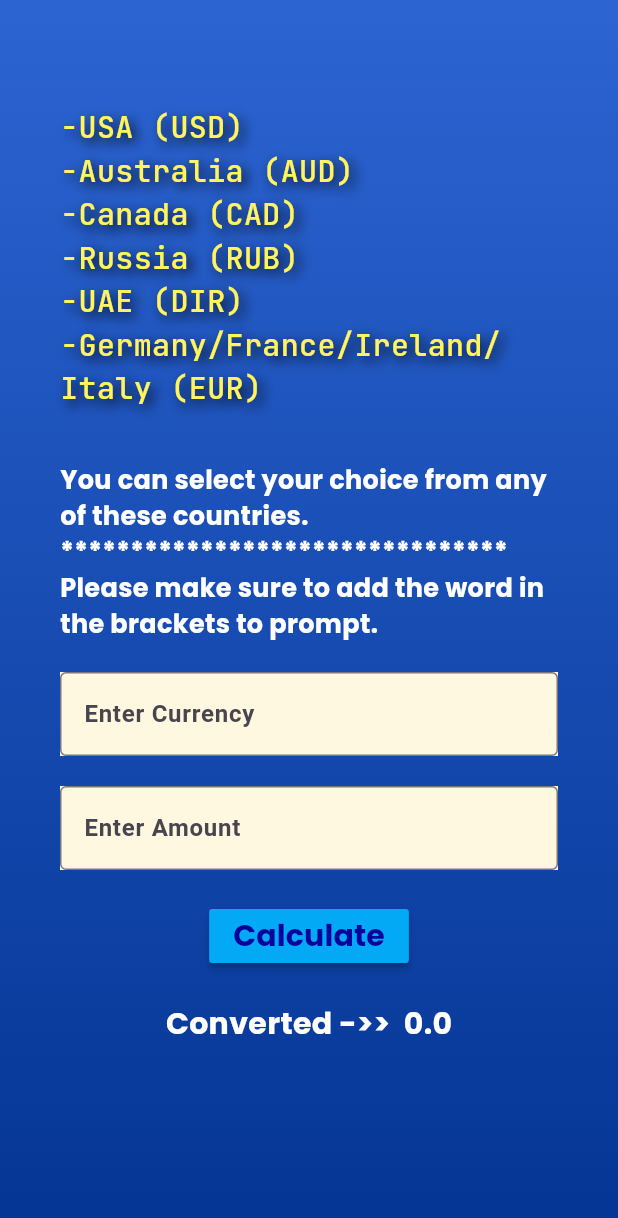
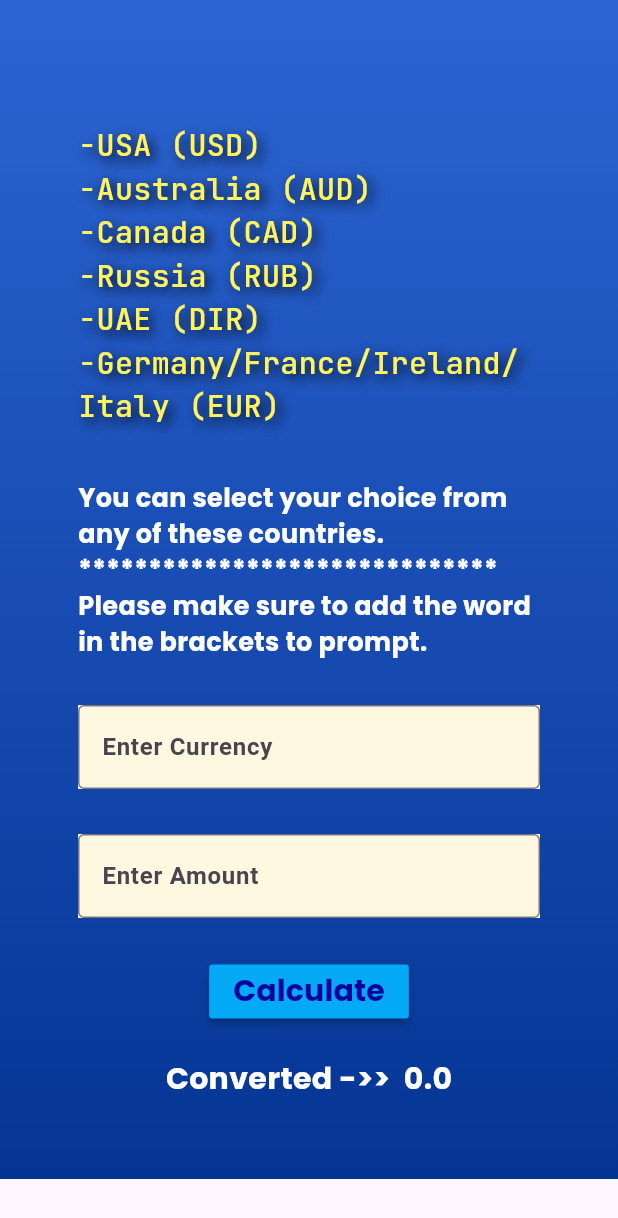
Before and after one commit to Zero2Lab/CurrencyConverter_project02_AroshXR, a Flutter app: the screen it shows after launch, after a tap on "Start Here ->", on a phone screen of 412 x 824 dp. Shown: the top 1218 px of the screen. Run offline on Flutter 3.47's test engine with Material 3 defaults, Android fonts, the phone set to English and light mode, and no system bars; our stand-ins replace google_fonts.

Commit message:
upadeted and added singleChildScrollView widget

```diff
--- a/lib/screens/convertingscreen.dart
+++ b/lib/screens/convertingscreen.dart
@@ -30,20 +30,9 @@ class _ConvertingscreenState extends State<Convertingscreen> {
                 end: Alignment.bottomCenter,
               ),
             ),
-            child: Expanded(
-              child: Container(
-                decoration: const BoxDecoration(
-                  gradient: LinearGradient(
-                    colors: [
-                      Color(0xFF2C64D2),
-                      Color(0xFF043594),
-                    ],
-                    begin: Alignment.topCenter,
-                    end: Alignment.bottomCenter,
-                  ),
-                ),
-                child: Padding(
-                  padding: const EdgeInsets.all(40.0),
+              child: Padding(
+                padding: const EdgeInsets.all(52.0),
+                child: SingleChildScrollView(
                   child: Column(
                     children: [
                       const SizedBox(
@@ -68,14 +57,14 @@ class _ConvertingscreenState extends State<Convertingscreen> {
                         height: 35.0,
                       ),
                       Text(
-                        'You can select your choice from any of these countries.\n********************************\nPlease make sure to add the word in the brackets to prompt.',
+                        'You can select your choice from any of these countries.\n******************************\nPlease make sure to add the word in the brackets to prompt.',
                         style: GoogleFonts.poppins(
                             fontSize: 17.0,
                             fontWeight: FontWeight.bold,
                             color: Colors.white),
                       ),
                       const SizedBox(
-                        height: 20.0,
+                        height: 30.0,
                       ),
                       Container(
                         color: Colors.amber.shade50,
@@ -89,7 +78,7 @@ class _ConvertingscreenState extends State<Convertingscreen> {
                         ),
                       ),
                       const SizedBox(
-                        height: 20.0,
+                        height: 30.0,
                       ),
                       Container(
                         color: Colors.amber.shade50,
@@ -103,7 +92,7 @@ class _ConvertingscreenState extends State<Convertingscreen> {
                         ),
                       ),
                       const SizedBox(
-                        height: 20.0,
+                        height: 25.0,
                       ),
                       MaterialButton(
                         onPressed: () {
@@ -171,6 +160,6 @@ class _ConvertingscreenState extends State<Convertingscreen> {
                   ),
                 ),
               ),
-            )));
+            ));
   }
 }
--- a/lib/screens/homescreen.dart
+++ b/lib/screens/homescreen.dart
@@ -12,7 +12,8 @@ class Homescreen extends StatelessWidget {
       backgroundColor: Colors.transparent,
       body: SafeArea(
         child: Padding(
-          padding: const EdgeInsets.all(40.0),
+          padding: const EdgeInsets.all(52.0),
+          child: SingleChildScrollView(
             child: Column(
               children: [
                 Container(
@@ -102,7 +103,7 @@ class Homescreen extends StatelessWidget {
                   },
                   child: Container(
                     width: 300,
-                  height: 100,
+                    height: 90,
                     decoration: BoxDecoration(
                       color: Colors.lightBlue,
                       borderRadius: BorderRadius.circular(50.0),
@@ -114,7 +115,7 @@ class Homescreen extends StatelessWidget {
                           Text(
                             'Start Here ->',
                             style: GoogleFonts.poppins(
-                              fontSize: 32,
+                                fontSize: 28,
                                 fontWeight: FontWeight.bold,
                                 color: Colors.white),
                           )
@@ -127,6 +128,7 @@ class Homescreen extends StatelessWidget {
             ),
           ),
         ),
+      ),
     );
   }
 }
```
Lines whose indentation alone changed are shown as unchanged.
